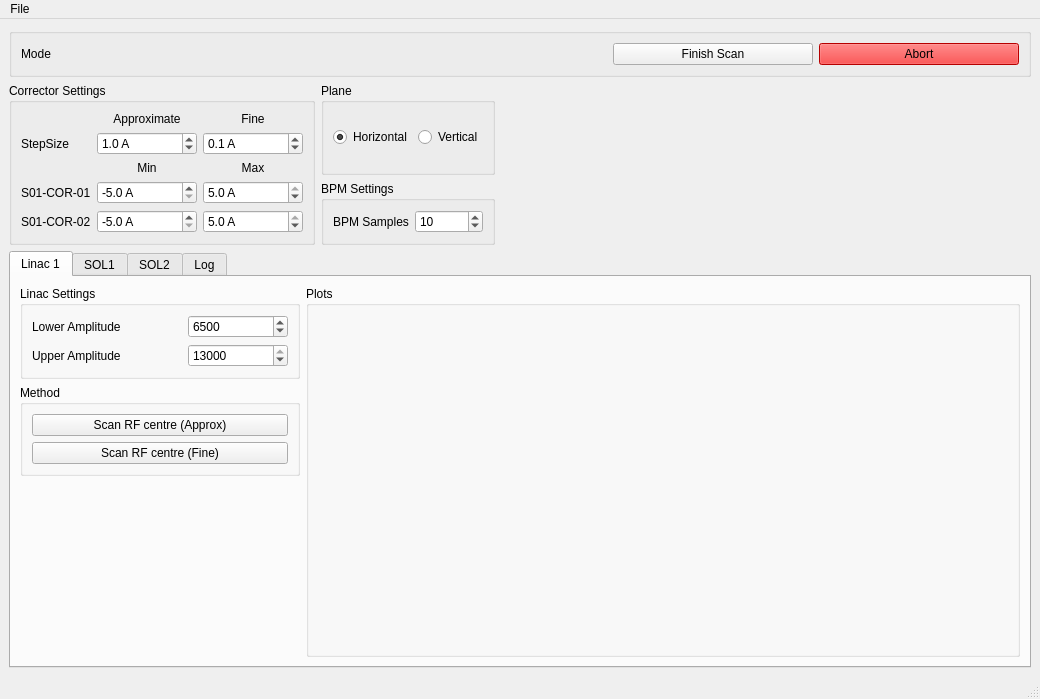
The window that Apps/linacCentring/view.ui (VELA-CLARA-software/Software) describes before a commit, drawn with Qt 5.
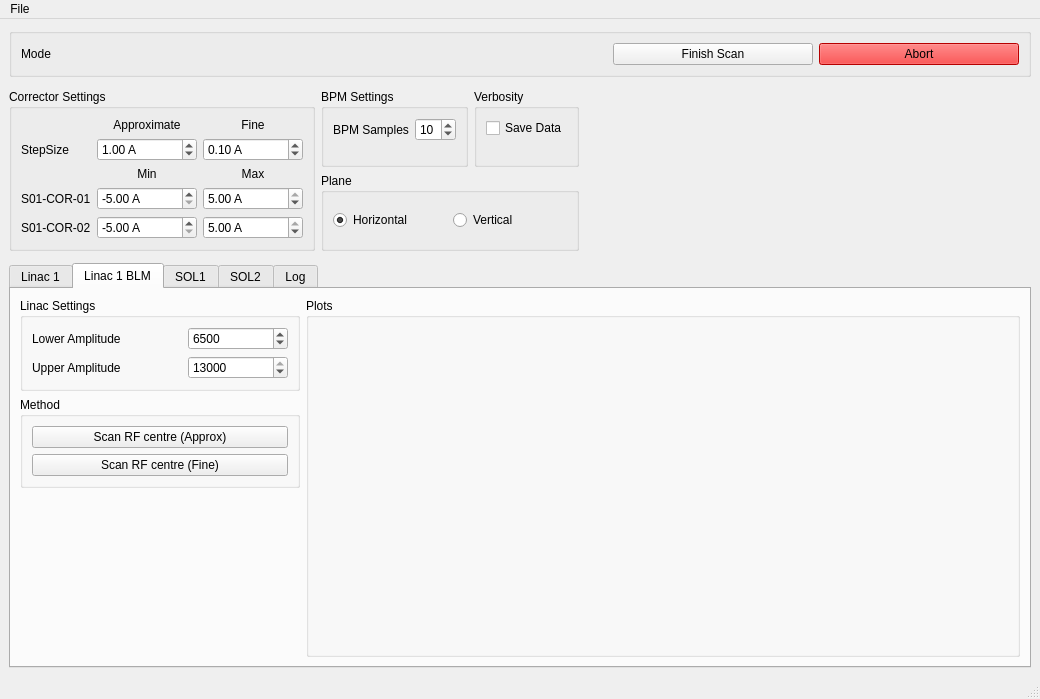
The same window after the commit. Icons and pictures are not drawn.

```diff
--- a/Apps/linacCentring/view.ui
+++ b/Apps/linacCentring/view.ui
@@ -31,67 +31,6 @@
   </property>
   <widget class="QWidget" name="centralwidget">
    <layout class="QGridLayout" name="centralWidgetLayout">
-    <item row="1" column="0">
-     <widget class="QGroupBox" name="groupBox_3">
-      <layout class="QHBoxLayout" name="horizontalLayout">
-       <item>
-        <widget class="QLabel" name="label_MODE">
-         <property name="sizePolicy">
-          <sizepolicy hsizetype="Preferred" vsizetype="Fixed">
-           <horstretch>0</horstretch>
-           <verstretch>0</verstretch>
-          </sizepolicy>
-         </property>
-         <property name="maximumSize">
-          <size>
-           <width>16777215</width>
-           <height>100</height>
-          </size>
-         </property>
-         <property name="text">
-          <string>Mode</string>
-         </property>
-        </widget>
-       </item>
-       <item>
-        <widget class="QPushButton" name="finishButton">
-         <property name="maximumSize">
-          <size>
-           <width>200</width>
-           <height>16777215</height>
-          </size>
-         </property>
-         <property name="text">
-          <string>Finish Scan</string>
-         </property>
-        </widget>
-       </item>
-       <item>
-        <widget class="QPushButton" name="abortButton">
-         <property name="maximumSize">
-          <size>
-           <width>200</width>
-           <height>16777215</height>
-          </size>
-         </property>
-         <property name="autoFillBackground">
-          <bool>false</bool>
-         </property>
-         <property name="styleSheet">
-          <string notr="true">background-color: rgb(255, 0, 0);</string>
-         </property>
-         <property name="text">
-          <string>Abort</string>
-         </property>
-         <property name="icon">
-          <iconset>
-           <normaloff>../../Resources/Icons/off.png</normaloff>../../Resources/Icons/off.png</iconset>
-         </property>
-        </widget>
-       </item>
-      </layout>
-     </widget>
-    </item>
     <item row="4" column="0">
      <widget class="QTabWidget" name="tabWidget">
       <property name="sizePolicy">
@@ -101,9 +40,9 @@
        </sizepolicy>
       </property>
       <property name="currentIndex">
-       <number>0</number>
+       <number>1</number>
       </property>
-      <widget class="QWidget" name="linacTab">
+      <widget class="QWidget" name="linac1Tab">
        <property name="sizePolicy">
         <sizepolicy hsizetype="Preferred" vsizetype="Expanding">
          <horstretch>0</horstretch>
@@ -261,6 +200,164 @@
         </item>
        </layout>
       </widget>
+      <widget class="QWidget" name="linac1BLMTab">
+       <property name="sizePolicy">
+        <sizepolicy hsizetype="Preferred" vsizetype="Expanding">
+         <horstretch>0</horstretch>
+         <verstretch>0</verstretch>
+        </sizepolicy>
+       </property>
+       <attribute name="icon">
+        <iconset>
+         <normaloff>../../Resources/Icons/bike.png</normaloff>../../Resources/Icons/bike.png</iconset>
+       </attribute>
+       <attribute name="title">
+        <string>Linac 1 BLM</string>
+       </attribute>
+       <layout class="QGridLayout" name="linac1BLMTabLayout">
+        <item row="0" column="1" rowspan="4">
+         <widget class="QGroupBox" name="groupBox_plotsLinac1BLM">
+          <property name="sizePolicy">
+           <sizepolicy hsizetype="Expanding" vsizetype="Expanding">
+            <horstretch>1</horstretch>
+            <verstretch>0</verstretch>
+           </sizepolicy>
+          </property>
+          <property name="title">
+           <string>Plots</string>
+          </property>
+          <layout class="QHBoxLayout" name="plotLayoutLinac1BLM"/>
+         </widget>
+        </item>
+        <item row="0" column="0">
+         <widget class="QGroupBox" name="groupBox_4BLM">
+          <property name="sizePolicy">
+           <sizepolicy hsizetype="Preferred" vsizetype="Fixed">
+            <horstretch>0</horstretch>
+            <verstretch>0</verstretch>
+           </sizepolicy>
+          </property>
+          <property name="title">
+           <string>Linac Settings</string>
+          </property>
+          <layout class="QFormLayout" name="formLayout_4BLM">
+           <property name="fieldGrowthPolicy">
+            <enum>QFormLayout::AllNonFixedFieldsGrow</enum>
+           </property>
+           <item row="0" column="0">
+            <widget class="QLabel" name="label_6BLM">
+             <property name="sizePolicy">
+              <sizepolicy hsizetype="Preferred" vsizetype="Preferred">
+               <horstretch>0</horstretch>
+               <verstretch>0</verstretch>
+              </sizepolicy>
+             </property>
+             <property name="minimumSize">
+              <size>
+               <width>150</width>
+               <height>0</height>
+              </size>
+             </property>
+             <property name="text">
+              <string>Lower Amplitude</string>
+             </property>
+             <property name="alignment">
+              <set>Qt::AlignLeading|Qt::AlignLeft|Qt::AlignVCenter</set>
+             </property>
+            </widget>
+           </item>
+           <item row="0" column="1">
+            <widget class="QSpinBox" name="linac1BLMLowerSet">
+             <property name="minimumSize">
+              <size>
+               <width>100</width>
+               <height>0</height>
+              </size>
+             </property>
+             <property name="maximum">
+              <number>13000</number>
+             </property>
+             <property name="singleStep">
+              <number>100</number>
+             </property>
+             <property name="value">
+              <number>6500</number>
+             </property>
+            </widget>
+           </item>
+           <item row="1" column="0">
+            <widget class="QLabel" name="label">
+             <property name="text">
+              <string>Upper Amplitude</string>
+             </property>
+            </widget>
+           </item>
+           <item row="1" column="1">
+            <widget class="QSpinBox" name="linac1BLMUpperSet">
+             <property name="minimumSize">
+              <size>
+               <width>100</width>
+               <height>0</height>
+              </size>
+             </property>
+             <property name="maximum">
+              <number>13000</number>
+             </property>
+             <property name="singleStep">
+              <number>100</number>
+             </property>
+             <property name="value">
+              <number>13000</number>
+             </property>
+            </widget>
+           </item>
+          </layout>
+         </widget>
+        </item>
+        <item row="1" column="0">
+         <widget class="QGroupBox" name="groupBox_methodLinac1BLM">
+          <property name="sizePolicy">
+           <sizepolicy hsizetype="Preferred" vsizetype="Fixed">
+            <horstretch>0</horstretch>
+            <verstretch>0</verstretch>
+           </sizepolicy>
+          </property>
+          <property name="title">
+           <string>Method</string>
+          </property>
+          <layout class="QVBoxLayout" name="verticalLayout_4BLM">
+           <item>
+            <widget class="QPushButton" name="linac1BLMStartRoughScanButton">
+             <property name="text">
+              <string>Scan RF centre (Approx)</string>
+             </property>
+            </widget>
+           </item>
+           <item>
+            <widget class="QPushButton" name="linac1BLMStartFineScanButton">
+             <property name="text">
+              <string>Scan RF centre (Fine)</string>
+             </property>
+            </widget>
+           </item>
+          </layout>
+         </widget>
+        </item>
+        <item row="2" column="0" rowspan="2">
+         <spacer name="verticalSpacer_3BLM">
+          <property name="orientation">
+           <enum>Qt::Vertical</enum>
+          </property>
+          <property name="sizeHint" stdset="0">
+           <size>
+            <width>20</width>
+            <height>40</height>
+           </size>
+          </property>
+         </spacer>
+        </item>
+       </layout>
+      </widget>
       <widget class="QWidget" name="SOL1Tab">
        <property name="sizePolicy">
         <sizepolicy hsizetype="Preferred" vsizetype="Expanding">
@@ -587,10 +684,48 @@
        <property name="bottomMargin">
         <number>0</number>
        </property>
-       <item row="0" column="0" rowspan="2">
+       <item row="0" column="3" rowspan="4">
+        <spacer name="horizontalSpacer">
+         <property name="orientation">
+          <enum>Qt::Horizontal</enum>
+         </property>
+         <property name="sizeHint" stdset="0">
+          <size>
+           <width>40</width>
+           <height>20</height>
+          </size>
+         </property>
+        </spacer>
+       </item>
+       <item row="1" column="2">
+        <widget class="QGroupBox" name="groupBox_8">
+         <property name="sizePolicy">
+          <sizepolicy hsizetype="Minimum" vsizetype="Preferred">
+           <horstretch>0</horstretch>
+           <verstretch>0</verstretch>
+          </sizepolicy>
+         </property>
+         <property name="title">
+          <string>Verbosity</string>
+         </property>
+         <layout class="QFormLayout" name="formLayout_3">
+          <item row="0" column="0" colspan="2">
+           <widget class="QCheckBox" name="saveDataCheckbox">
+            <property name="text">
+             <string>Save Data</string>
+            </property>
+            <property name="checked">
+             <bool>false</bool>
+            </property>
+           </widget>
+          </item>
+         </layout>
+        </widget>
+       </item>
+       <item row="1" column="0" rowspan="2">
         <widget class="QGroupBox" name="groupBox_5">
          <property name="sizePolicy">
-          <sizepolicy hsizetype="Preferred" vsizetype="Fixed">
+          <sizepolicy hsizetype="Preferred" vsizetype="Preferred">
            <horstretch>0</horstretch>
            <verstretch>0</verstretch>
           </sizepolicy>
@@ -612,7 +747,7 @@
              <string> A</string>
             </property>
             <property name="decimals">
-             <number>1</number>
+             <number>2</number>
             </property>
             <property name="minimum">
              <double>-5.000000000000000</double>
@@ -656,7 +791,7 @@
              <string> A</string>
             </property>
             <property name="decimals">
-             <number>1</number>
+             <number>2</number>
             </property>
             <property name="minimum">
              <double>-5.000000000000000</double>
@@ -688,7 +823,7 @@
              <string> A</string>
             </property>
             <property name="decimals">
-             <number>1</number>
+             <number>2</number>
             </property>
             <property name="minimum">
              <double>-5.000000000000000</double>
@@ -722,7 +857,7 @@
              <string> A</string>
             </property>
             <property name="decimals">
-             <number>1</number>
+             <number>2</number>
             </property>
             <property name="minimum">
              <double>-5.000000000000000</double>
@@ -758,7 +893,7 @@
              <string> A</string>
             </property>
             <property name="decimals">
-             <number>1</number>
+             <number>2</number>
             </property>
             <property name="maximum">
              <double>5.000000000000000</double>
@@ -777,7 +912,7 @@
              <string> A</string>
             </property>
             <property name="decimals">
-             <number>1</number>
+             <number>2</number>
             </property>
             <property name="maximum">
              <double>5.000000000000000</double>
@@ -813,23 +948,10 @@
          </layout>
         </widget>
        </item>
-       <item row="0" column="2" rowspan="2">
-        <spacer name="horizontalSpacer">
-         <property name="orientation">
-          <enum>Qt::Horizontal</enum>
-         </property>
-         <property name="sizeHint" stdset="0">
-          <size>
-           <width>40</width>
-           <height>20</height>
-          </size>
-         </property>
-        </spacer>
-       </item>
        <item row="1" column="1">
         <widget class="QGroupBox" name="groupBox">
          <property name="sizePolicy">
-          <sizepolicy hsizetype="Preferred" vsizetype="Fixed">
+          <sizepolicy hsizetype="Preferred" vsizetype="Preferred">
            <horstretch>0</horstretch>
            <verstretch>0</verstretch>
           </sizepolicy>
@@ -864,7 +986,7 @@
          </layout>
         </widget>
        </item>
-       <item row="0" column="1">
+       <item row="2" column="1" colspan="2">
         <widget class="QGroupBox" name="groupBox_9">
          <property name="enabled">
           <bool>true</bool>
@@ -902,6 +1024,67 @@
       </layout>
      </widget>
     </item>
+    <item row="1" column="0">
+     <widget class="QGroupBox" name="groupBox_3">
+      <layout class="QHBoxLayout" name="horizontalLayout">
+       <item>
+        <widget class="QLabel" name="label_MODE">
+         <property name="sizePolicy">
+          <sizepolicy hsizetype="Preferred" vsizetype="Fixed">
+           <horstretch>0</horstretch>
+           <verstretch>0</verstretch>
+          </sizepolicy>
+         </property>
+         <property name="maximumSize">
+          <size>
+           <width>16777215</width>
+           <height>100</height>
+          </size>
+         </property>
+         <property name="text">
+          <string>Mode</string>
+         </property>
+        </widget>
+       </item>
+       <item>
+        <widget class="QPushButton" name="finishButton">
+         <property name="maximumSize">
+          <size>
+           <width>200</width>
+           <height>16777215</height>
+          </size>
+         </property>
+         <property name="text">
+          <string>Finish Scan</string>
+         </property>
+        </widget>
+       </item>
+       <item>
+        <widget class="QPushButton" name="abortButton">
+         <property name="maximumSize">
+          <size>
+           <width>200</width>
+           <height>16777215</height>
+          </size>
+         </property>
+         <property name="autoFillBackground">
+          <bool>false</bool>
+         </property>
+         <property name="styleSheet">
+          <string notr="true">background-color: rgb(255, 0, 0);</string>
+         </property>
+         <property name="text">
+          <string>Abort</string>
+         </property>
+         <property name="icon">
+          <iconset>
+           <normaloff>../../Resources/Icons/off.png</normaloff>../../Resources/Icons/off.png</iconset>
+         </property>
+        </widget>
+       </item>
+      </layout>
+     </widget>
+    </item>
    </layout>
   </widget>
   <widget class="QMenuBar" name="menubar">
```
